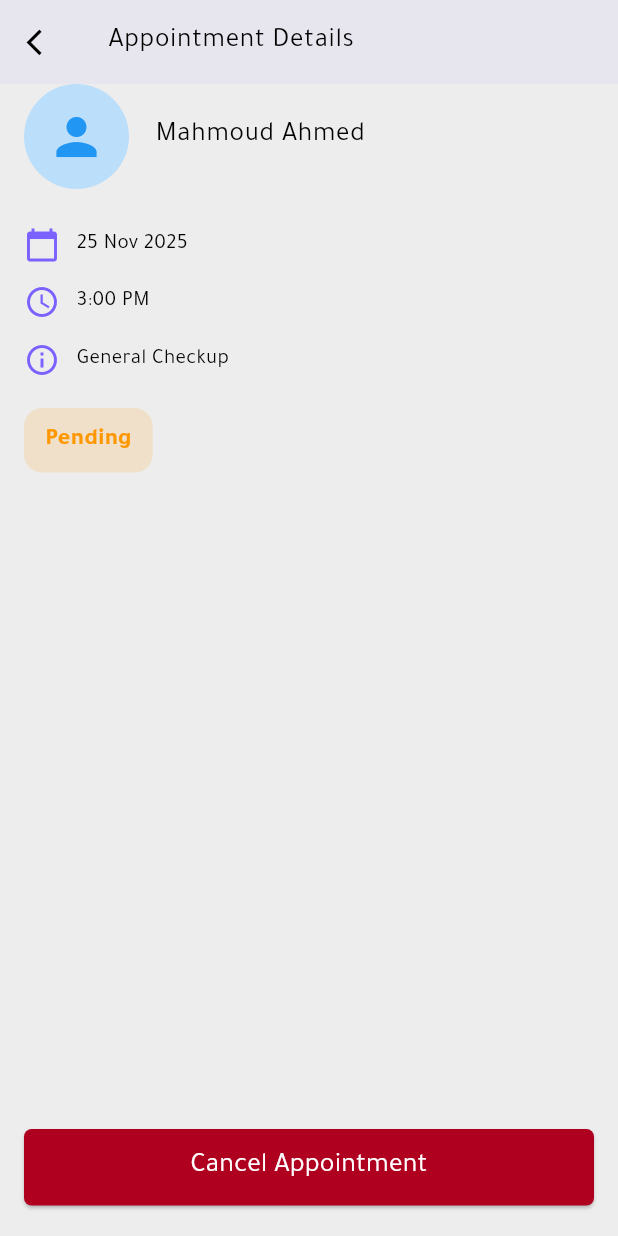
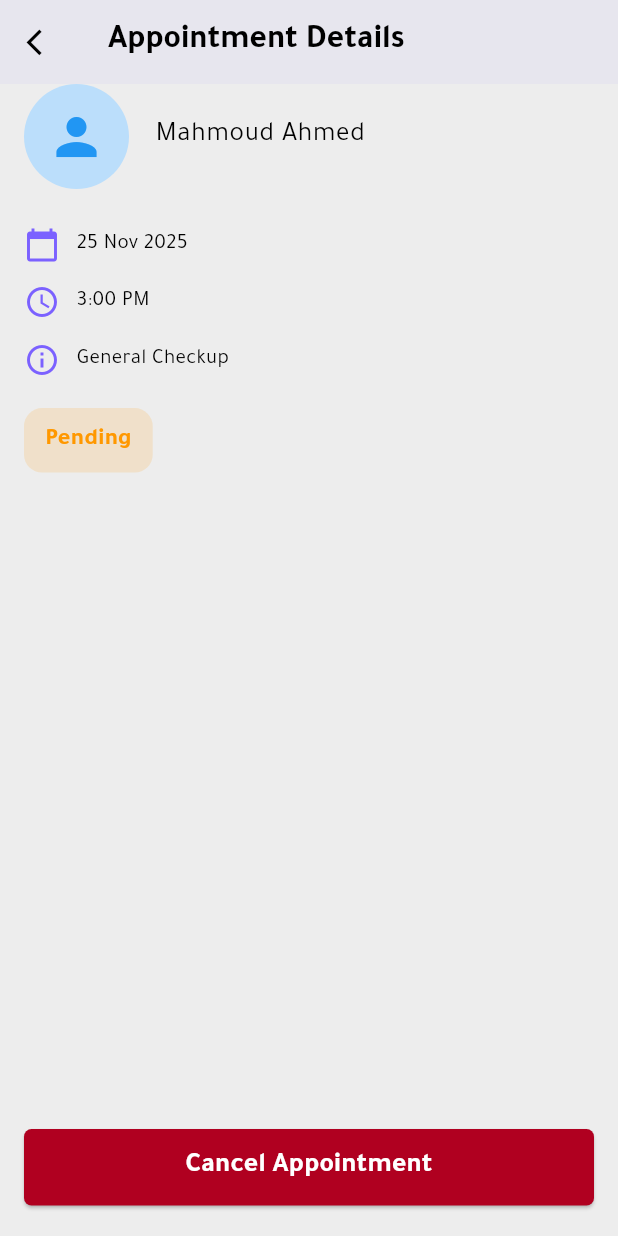
Before and after one commit to abdelrahman3003/tabibak-for-clinic, a Flutter app: the AppointmentDetailsScreen screen opened by its route, on a phone screen of 412 x 824 dp. Run offline on Flutter 3.47's test engine with Material 3 defaults, Android fonts, the phone set to English and light mode, and no system bars; our stand-ins replace bloc, dartz, dio, equatable, flutter_bloc, flutter_dotenv and 14 more; accounts and stored records are empty; network calls fail.

Commit message:
- arch directory in clinic feature - create layout clinic screen - create clinic structure screen - update in appBar text

```diff
--- a/lib/core/routing/router.dart
+++ b/lib/core/routing/router.dart
@@ -12,9 +12,10 @@ import 'package:tabibak_for_clinic/feature/auth/presentaion/managers/sign_up_blo
 import 'package:tabibak_for_clinic/feature/auth/presentaion/view/screens/professional_practice_license_screen.dart';
 import 'package:tabibak_for_clinic/feature/auth/presentaion/view/screens/signin_screen.dart';
 import 'package:tabibak_for_clinic/feature/auth/presentaion/view/screens/signup_screen.dart';
-import 'package:tabibak_for_clinic/feature/clinic/screens/clinic_address_screen.dart';
-import 'package:tabibak_for_clinic/feature/clinic/screens/clinic_info_screen.dart';
-import 'package:tabibak_for_clinic/feature/clinic/screens/clinic_offer_screen.dart';
+import 'package:tabibak_for_clinic/feature/clinic/screens/clinic%20creation/clinic_structure_screen.dart';
+import 'package:tabibak_for_clinic/feature/clinic/screens/clinic%20details/clinic_address_screen.dart';
+import 'package:tabibak_for_clinic/feature/clinic/screens/clinic%20details/clinic_info_screen.dart';
+import 'package:tabibak_for_clinic/feature/clinic/screens/clinic%20details/clinic_offer_screen.dart';
 import 'package:tabibak_for_clinic/feature/doctor/screens/doctor_education_screen.dart';
 import 'package:tabibak_for_clinic/feature/doctor/screens/doctor_personal_info_screen.dart';
 import 'package:tabibak_for_clinic/feature/doctor/screens/doctor_specialty_screen.dart';
@@ -77,6 +78,9 @@ class AppRouter {
       case Routes.clinicOfferScreen:
         return _buildSlideRoute(
             const RootScreenWrapper(child: ClinicOfferScreen()));
+      case Routes.clinicStructureScreen:
+        return _buildSlideRoute(
+            const RootScreenWrapper(child: ClinicStructureScreen()));
       //appointment
       case Routes.allAppointmentScreen:
         return _buildSlideRoute(
--- a/lib/core/routing/routes.dart
+++ b/lib/core/routing/routes.dart
@@ -12,9 +12,14 @@ class Routes {
   static const String doctorSpecialtyScreen = "/doctorSpecialtyScreen";
   static const String doctorPersonalInfo = "/doctorPersonalInfo";
   static const String doctorEducationScreen = "/doctorEducationScreen";
+
+  // clinic
   static const String clinicOfferScreen = "/clinicOfferScreen";
   static const String clinicInfoScreen = "/clinicInfoScreen";
   static const String clinicAddressScreen = "/clinicAddressScreen";
+  static const String clinicStructureScreen = "/ClinicStructureScreen";
+
+  // appointment
   static const String allAppointmentScreen = "/allAppointmentScreen";
   static const String appointmentDetailsScreen = "/appointmentDetailsScreen";
 }
--- a/lib/core/widgets/app_bar_widget.dart
+++ b/lib/core/widgets/app_bar_widget.dart
@@ -43,7 +43,11 @@ class AppBarWidget extends StatelessWidget implements PreferredSizeWidget {
       centerTitle: false,
       title: (title is String)
           ? Text(title,
-              style: titleStyle ?? Theme.of(context).textTheme.bodyLarge)
+              style: titleStyle ??
+                  Theme.of(context)
+                      .textTheme
+                      .titleLarge
+                      ?.copyWith(fontWeight: FontWeight.bold))
           : title,
       actions: actions ??
           [
--- a/lib/core/widgets/app_button.dart
+++ b/lib/core/widgets/app_button.dart
@@ -39,10 +39,10 @@ class AppButton extends StatelessWidget {
         children: [
           Center(
             child: Text(title,
-                style: Theme.of(context)
-                    .textTheme
-                    .titleMedium
-                    ?.copyWith(fontSize: 18.sp, color: AppColors.white)),
+                style: Theme.of(context).textTheme.titleMedium?.copyWith(
+                    fontSize: 18.sp,
+                    color: AppColors.white,
+                    fontWeight: FontWeight.bold)),
           ),
           if (isLoading)
             Positioned(
--- a/lib/layout_screen.dart
+++ b/lib/layout_screen.dart
@@ -2,10 +2,10 @@ import 'package:flutter/material.dart';
 import 'package:flutter_screenutil/flutter_screenutil.dart';
 import 'package:google_nav_bar/google_nav_bar.dart';
 import 'package:tabibak_for_clinic/feature/appointment/appointment_screen.dart';
+import 'package:tabibak_for_clinic/feature/clinic/screens/clinic%20creation/clinic_layout_screen.dart';
 import 'package:tabibak_for_clinic/feature/doctor/screens/doctor_profile_screen.dart';
 
 import 'core/theme/app_colors.dart';
-import 'feature/schedule/schedule_screen.dart';
 
 class LayoutScreen extends StatefulWidget {
   const LayoutScreen({super.key});
@@ -25,7 +25,7 @@ class _LayoutScreenState extends State<LayoutScreen> {
     super.initState();
 
     _screens = [
-      const ScheduleScreen(),
+      const CreateClinicScreen(),
       const AppointmentScreen(),
       const DoctorProfileScreen(),
     ];
```
Also changed, not shown: lib/core/widgets/app_bar_save.dart (+3 -5 lines), lib/feature/clinic/screens/clinic creation/clinic_layout_screen.dart (added, +69 -0 lines), lib/feature/clinic/screens/clinic creation/clinic_structure_screen.dart (added, +42 -0 lines), lib/feature/clinic/screens/clinic details/clinic_address_screen.dart (renamed from lib/feature/clinic/screens/clinic_address_screen.dart), lib/feature/clinic/screens/clinic details/clinic_info_screen.dart (renamed from lib/feature/clinic/screens/clinic_info_screen.dart), lib/feature/clinic/screens/clinic details/clinic_offer_screen.dart (renamed from lib/feature/clinic/screens/clinic_offer_screen.dart).
